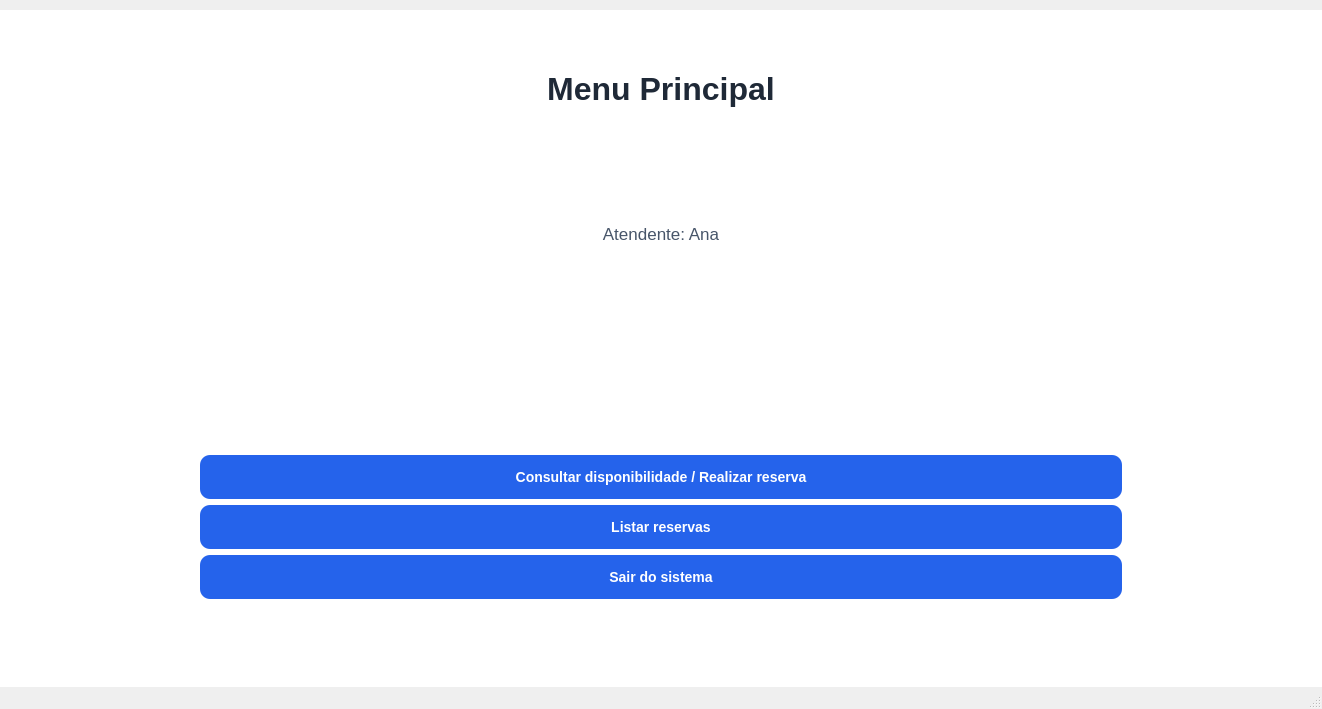
The window that mainwindow.ui (JairCosta00/Sistema-de-Reservas-Rede-de-Hot-is-Paradise) describes before a commit, drawn with Qt 5.
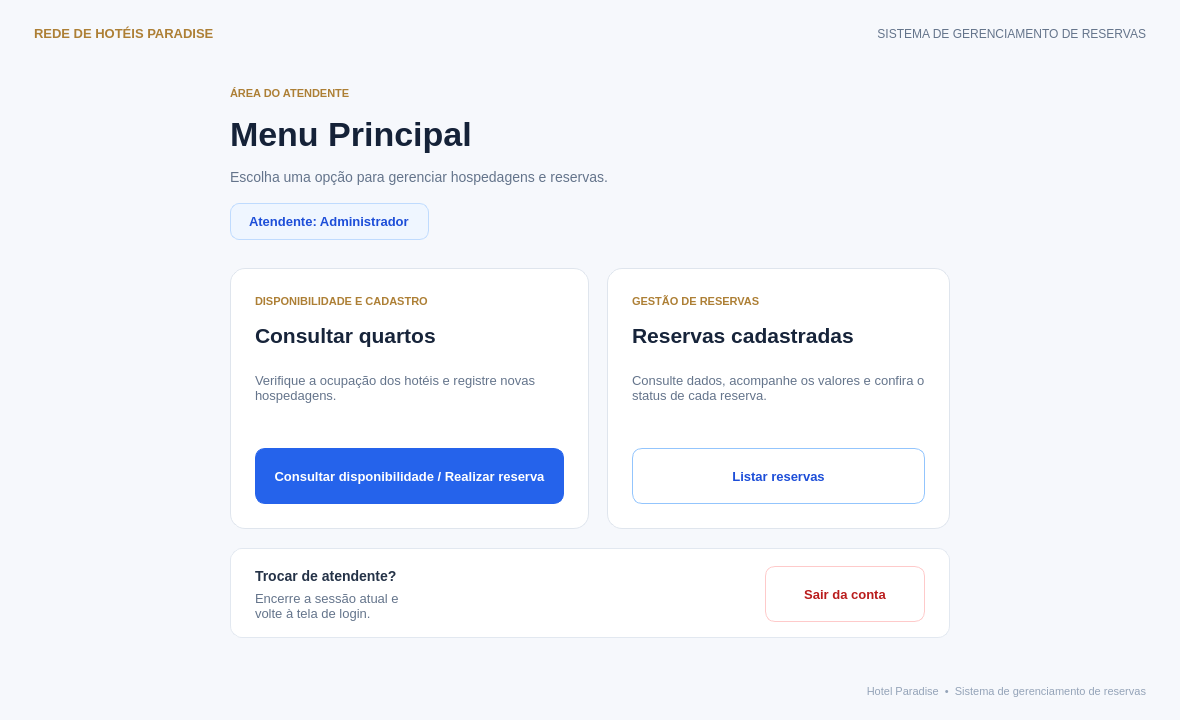
The same window after the commit.

Commit message: finaliza interfaces gráficas e integração do sistema de reservas

Patch:
```diff
--- a/mainwindow.ui
+++ b/mainwindow.ui
@@ -6,320 +6,739 @@
    <rect>
     <x>0</x>
     <y>0</y>
-    <width>1322</width>
-    <height>709</height>
+    <width>1180</width>
+    <height>720</height>
    </rect>
   </property>
-  <property name="sizePolicy">
-   <sizepolicy hsizetype="Fixed" vsizetype="Fixed">
-    <horstretch>0</horstretch>
-    <verstretch>0</verstretch>
-   </sizepolicy>
+  <property name="minimumSize">
+   <size>
+    <width>840</width>
+    <height>570</height>
+   </size>
   </property>
   <property name="windowTitle">
    <string>MainWindow</string>
   </property>
   <widget class="QWidget" name="centralwidget">
-   <property name="enabled">
-    <bool>true</bool>
-   </property>
-   <property name="sizePolicy">
-    <sizepolicy hsizetype="Fixed" vsizetype="Fixed">
-     <horstretch>0</horstretch>
-     <verstretch>0</verstretch>
-    </sizepolicy>
-   </property>
-   <widget class="QWidget" name="verticalLayoutWidget">
-    <property name="geometry">
-     <rect>
-      <x>40</x>
-      <y>20</y>
-      <width>601</width>
-      <height>451</height>
-     </rect>
-    </property>
-    <layout class="QVBoxLayout" name="verticalLayout"/>
-   </widget>
-   <widget class="QFrame" name="frameFundoEscuro">
-    <property name="geometry">
-     <rect>
-      <x>0</x>
-      <y>10</y>
-      <width>1322</width>
-      <height>709</height>
-     </rect>
-    </property>
-    <property name="sizePolicy">
-     <sizepolicy hsizetype="Fixed" vsizetype="Fixed">
-      <horstretch>0</horstretch>
-      <verstretch>0</verstretch>
-     </sizepolicy>
-    </property>
-    <property name="styleSheet">
-     <string notr="true">
-QFrame#frameFundoEscuro {
-    background-color: #FFFFFF;
-    border: none;
-}
-
-QLabel {
-    background: transparent;
-    border: none;
-}
-
-/* Nome do hotel */
-QLabel#labelMarca {
-    color: #B8863B;
-    font-size: 13px;
-    font-weight: bold;
-    letter-spacing: 2px;
-}
-
-/* Título */
-QLabel#labelTitulo {
+   <property name="styleSheet">
+    <string>QWidget#centralwidget {
+    background-color: #F6F8FC;
     color: #1F2937;
-    font-size: 32px;
-    font-weight: bold;
+    font-family: "Segoe UI";
 }
-
-/* Atendente */
-QLabel#labelAtendente {
-    color: #475569;
-    font-size: 17px;
+QFrame#frameFundoEscuro { background: transparent; border: none; }
+QFrame#cardConsulta, QFrame#cardLista {
+    background-color: #FFFFFF;
+    border: 1px solid #DFE5ED;
+    border-radius: 15px;
 }
-
-/* Rodapé */
-QLabel#labelRodape {
-    color: #64748B;
-    font-size: 11px;
-}
-
-/* Configuração de todos os botões */
-QPushButton {
-    color: #1F2937;
-    font-size: 14px;
-    font-weight: bold;
+QFrame#frameSessao {
+    background-color: #FFFFFF;
+    border: 1px solid #E2E8F0;
     border-radius: 12px;
-    padding: 0px 12px;
 }
-
-/* Consultar disponibilidade */
+QLabel { background: transparent; border: none; color: #334155; }
+QLabel#labelMarca { color: #AD7F35; font-size: 13px; font-weight: bold; }
+QLabel#labelSistema { color: #64748B; font-size: 12px; }
+QLabel#labelDestaque, QLabel#labelCategoriaConsulta, QLabel#labelCategoriaLista {
+    color: #AD7F35; font-size: 11px; font-weight: bold;
+}
+QLabel#labelTitulo { color: #152238; font-size: 34px; font-weight: bold; }
+QLabel#labelDescricao { color: #64748B; font-size: 14px; }
+QLabel#labelAtendente {
+    color: #1D4ED8; background-color: #EFF6FF;
+    border: 1px solid #BFDBFE; border-radius: 9px;
+    font-size: 13px; font-weight: bold; padding: 10px 15px;
+}
+QLabel#labelConsultaTitulo, QLabel#labelListaTitulo {
+    color: #17243A; font-size: 21px; font-weight: bold;
+}
+QLabel#labelConsultaDescricao, QLabel#labelListaDescricao, QLabel#labelSessaoDescricao {
+    color: #64748B; font-size: 13px;
+}
+QLabel#labelSessaoTitulo { color: #243247; font-size: 14px; font-weight: bold; }
+QLabel#labelRodape { color: #94A3B8; font-size: 11px; }
+QPushButton {
+    border-radius: 10px;
+    padding: 12px 18px;
+    min-height: 30px;
+    font-size: 13px;
+    font-weight: bold;
+}
 QPushButton#btnConsultarReserva {
-    background-color: #FFFFFF;
-    border: 1px solid #94A3B8;
+    background-color: #2563EB; color: white; border: 1px solid #2563EB;
 }
-
-QPushButton#btnConsultarReserva:hover {
-    background-color: #F1F5F9;
-    border: 1px solid #64748B;
-}
-
-/* Listar reservas */
+QPushButton#btnConsultarReserva:hover { background-color: #1D4ED8; }
+QPushButton#btnConsultarReserva:pressed { background-color: #1E40AF; }
 QPushButton#btnListarReservas {
-    background-color: #FFFFFF;
-    border: 1px solid #94A3B8;
+    background-color: #FFFFFF; color: #1D4ED8; border: 1px solid #93C5FD;
 }
-
-QPushButton#btnListarReservas:hover {
-    background-color: #F1F5F9;
-    border: 1px solid #64748B;
-}
-
-/* Sair */
+QPushButton#btnListarReservas:hover { background-color: #EFF6FF; }
+QPushButton#btnListarReservas:pressed { background-color: #DBEAFE; }
 QPushButton#btnSair {
-    color: #B91C1C;
-    background-color: #FEF2F2;
-    border: 1px solid #EF4444;
+    background-color: #FFFFFF; color: #B91C1C; border: 1px solid #FECACA;
 }
-
-QPushButton#btnSair:hover {
-    color: #FFFFFF;
-    background-color: #DC2626;
-}
-
-/* Efeito ao clicar */
-QPushButton:pressed {
-    background-color: #E2E8F0;
-}
+QPushButton#btnSair:hover { background-color: #FEF2F2; border: 1px solid #EF4444; }
+QPushButton#btnSair:pressed { background-color: #FEE2E2; }
 </string>
-    </property>
-    <property name="frameShape">
-     <enum>QFrame::Shape::StyledPanel</enum>
-    </property>
-    <property name="frameShadow">
-     <enum>QFrame::Shadow::Raised</enum>
-    </property>
-    <layout class="QVBoxLayout" name="verticalLayout_2">
-     <property name="leftMargin">
-      <number>200</number>
-     </property>
-     <property name="topMargin">
-      <number>9</number>
-     </property>
-     <property name="rightMargin">
-      <number>200</number>
-     </property>
-     <property name="bottomMargin">
-      <number>120</number>
-     </property>
-     <item>
-      <widget class="QLabel" name="labelTitulo">
-       <property name="font">
-        <font>
-         <pointsize>-1</pointsize>
-         <bold>true</bold>
-         <stylestrategy>PreferDefault</stylestrategy>
-        </font>
-       </property>
-       <property name="layoutDirection">
-        <enum>Qt::LayoutDirection::LeftToRight</enum>
-       </property>
-       <property name="styleSheet">
-        <string notr="true">
-QLabel#labelAtendente {
-    font-size: 18px;
-    font-weight: 500;
-    color: white;
-    background: transparent;
-}
-</string>
-       </property>
-       <property name="text">
-        <string>Menu Principal</string>
-       </property>
-       <property name="alignment">
-        <set>Qt::AlignmentFlag::AlignCenter</set>
-       </property>
-      </widget>
-     </item>
-     <item>
-      <widget class="QLabel" name="labelAtendente">
-       <property name="styleSheet">
-        <string notr="true">
-QLabel#labelTitulo {
-    font-size: 32px;
-    font-weight: bold;
-    color: white;
-    background: transparent;
-}
-</string>
-       </property>
-       <property name="text">
-        <string>Atendente: Ana</string>
-       </property>
-       <property name="alignment">
-        <set>Qt::AlignmentFlag::AlignCenter</set>
-       </property>
-      </widget>
-     </item>
-     <item>
-      <widget class="QLabel" name="label">
-       <property name="text">
-        <string/>
-       </property>
-      </widget>
-     </item>
-     <item>
-      <widget class="QPushButton" name="btnConsultarReserva">
-       <property name="styleSheet">
-        <string notr="true">
-QPushButton {
-    background-color: #2563EB;
-    color: white;
-    border: none;
-    border-radius: 10px;
-    padding: 14px;
-    font-size: 14px;
-    font-weight: bold;
-}
-
-QPushButton:hover {
-    background-color: #1D4ED8;
-}
-
-QPushButton:pressed {
-    background-color: #1E40AF;
-}
-</string>
-       </property>
-       <property name="text">
-        <string>Consultar disponibilidade / Realizar reserva</string>
-       </property>
-      </widget>
-     </item>
-     <item>
-      <widget class="QPushButton" name="btnListarReservas">
-       <property name="enabled">
-        <bool>true</bool>
-       </property>
-       <property name="styleSheet">
-        <string notr="true">
-QPushButton {
-    background-color: #2563EB;
-    color: white;
-    border: none;
-    border-radius: 10px;
-    padding: 14px;
-    font-size: 14px;
-    font-weight: bold;
-}
-
-QPushButton:hover {
-    background-color: #1D4ED8;
-}
-
-QPushButton:pressed {
-    background-color: #1E40AF;
-}
-</string>
-       </property>
-       <property name="text">
-        <string>Listar reservas</string>
-       </property>
-      </widget>
-     </item>
-     <item>
-      <widget class="QPushButton" name="btnSair">
-       <property name="styleSheet">
-        <string notr="true">
-QPushButton {
-    background-color: #2563EB;
-    color: white;
-    border: none;
-    border-radius: 10px;
-    padding: 14px;
-    font-size: 14px;
-    font-weight: bold;
-}
-
-QPushButton:hover {
-    background-color: #1D4ED8;
-}
-
-QPushButton:pressed {
-    background-color: #1E40AF;
-}
-</string>
-       </property>
-       <property name="text">
-        <string>Sair do sistema</string>
-       </property>
-      </widget>
-     </item>
-    </layout>
-   </widget>
-  </widget>
-  <widget class="QMenuBar" name="menubar">
-   <property name="geometry">
-    <rect>
-     <x>0</x>
-     <y>0</y>
-     <width>1322</width>
-     <height>21</height>
-    </rect>
    </property>
+   <layout class="QVBoxLayout" name="layoutJanela">
+    <property name="spacing">
+     <number>16</number>
+    </property>
+    <property name="leftMargin">
+     <number>34</number>
+    </property>
+    <property name="topMargin">
+     <number>26</number>
+    </property>
+    <property name="rightMargin">
+     <number>34</number>
+    </property>
+    <property name="bottomMargin">
+     <number>22</number>
+    </property>
+    <item>
+     <layout class="QHBoxLayout" name="layoutBarraSuperior">
+      <property name="spacing">
+       <number>12</number>
+      </property>
+      <property name="leftMargin">
+       <number>0</number>
+      </property>
+      <property name="topMargin">
+       <number>0</number>
+      </property>
+      <property name="rightMargin">
+       <number>0</number>
+      </property>
+      <property name="bottomMargin">
+       <number>0</number>
+      </property>
+      <item>
+       <widget class="QLabel" name="labelMarca">
+        <property name="text">
+         <string>REDE DE HOTÉIS PARADISE</string>
+        </property>
+        <property name="font">
+         <font>
+          <family>Segoe UI</family>
+          <pointsize>11</pointsize>
+          <bold>true</bold>
+         </font>
+        </property>
+       </widget>
+      </item>
+      <item>
+       <spacer name="espacoBarraSuperior">
+        <property name="orientation">
+         <enum>Qt::Horizontal</enum>
+        </property>
+        <property name="sizeType">
+         <enum>QSizePolicy::Expanding</enum>
+        </property>
+        <property name="sizeHint">
+         <size>
+          <width>24</width>
+          <height>12</height>
+         </size>
+        </property>
+       </spacer>
+      </item>
+      <item>
+       <widget class="QLabel" name="labelSistema">
+        <property name="text">
+         <string>SISTEMA DE GERENCIAMENTO DE RESERVAS</string>
+        </property>
+        <property name="alignment">
+         <set>Qt::AlignRight|Qt::AlignVCenter</set>
+        </property>
+       </widget>
+      </item>
+     </layout>
+    </item>
+    <item>
+     <spacer name="espacoSuperior">
+      <property name="orientation">
+       <enum>Qt::Vertical</enum>
+      </property>
+      <property name="sizeType">
+       <enum>QSizePolicy::Expanding</enum>
+      </property>
+      <property name="sizeHint">
+       <size>
+        <width>12</width>
+        <height>35</height>
+       </size>
+      </property>
+     </spacer>
+    </item>
+    <item>
+     <layout class="QHBoxLayout" name="layoutCentro">
+      <property name="spacing">
+       <number>0</number>
+      </property>
+      <property name="leftMargin">
+       <number>0</number>
+      </property>
+      <property name="topMargin">
+       <number>0</number>
+      </property>
+      <property name="rightMargin">
+       <number>0</number>
+      </property>
+      <property name="bottomMargin">
+       <number>0</number>
+      </property>
+      <item>
+       <spacer name="espacoEsquerda">
+        <property name="orientation">
+         <enum>Qt::Horizontal</enum>
+        </property>
+        <property name="sizeType">
+         <enum>QSizePolicy::Expanding</enum>
+        </property>
+        <property name="sizeHint">
+         <size>
+          <width>24</width>
+          <height>12</height>
+         </size>
+        </property>
+       </spacer>
+      </item>
+      <item>
+       <widget class="QFrame" name="frameFundoEscuro">
+        <property name="minimumSize">
+         <size>
+          <width>720</width>
+          <height>0</height>
+         </size>
+        </property>
+        <property name="maximumSize">
+         <size>
+          <width>990</width>
+          <height>16777215</height>
+         </size>
+        </property>
+        <property name="frameShape">
+         <enum>QFrame::NoFrame</enum>
+        </property>
+        <layout class="QVBoxLayout" name="layoutConteudoPrincipal">
+         <property name="spacing">
+          <number>15</number>
+         </property>
+         <property name="leftMargin">
+          <number>0</number>
+         </property>
+         <property name="topMargin">
+          <number>0</number>
+         </property>
+         <property name="rightMargin">
+          <number>0</number>
+         </property>
+         <property name="bottomMargin">
+          <number>0</number>
+         </property>
+         <item>
+          <widget class="QLabel" name="labelDestaque">
+           <property name="text">
+            <string>ÁREA DO ATENDENTE</string>
+           </property>
+           <property name="font">
+            <font>
+             <family>Segoe UI</family>
+             <pointsize>9</pointsize>
+             <bold>true</bold>
+            </font>
+           </property>
+          </widget>
+         </item>
+         <item>
+          <widget class="QLabel" name="labelTitulo">
+           <property name="text">
+            <string>Menu Principal</string>
+           </property>
+           <property name="font">
+            <font>
+             <family>Segoe UI</family>
+             <pointsize>28</pointsize>
+             <bold>true</bold>
+            </font>
+           </property>
+          </widget>
+         </item>
+         <item>
+          <widget class="QLabel" name="labelDescricao">
+           <property name="text">
+            <string>Escolha uma opção para gerenciar hospedagens e reservas.</string>
+           </property>
+           <property name="wordWrap">
+            <bool>true</bool>
+           </property>
+          </widget>
+         </item>
+         <item>
+          <spacer name="espacoPequenoCabecalho">
+           <property name="orientation">
+            <enum>Qt::Vertical</enum>
+           </property>
+           <property name="sizeType">
+            <enum>QSizePolicy::Fixed</enum>
+           </property>
+           <property name="sizeHint">
+            <size>
+             <width>1</width>
+             <height>3</height>
+            </size>
+           </property>
+          </spacer>
+         </item>
+         <item>
+          <layout class="QHBoxLayout" name="layoutAtendente">
+           <property name="spacing">
+            <number>0</number>
+           </property>
+           <item>
+            <widget class="QLabel" name="labelAtendente">
+             <property name="text">
+              <string>Atendente: Administrador</string>
+             </property>
+            </widget>
+           </item>
+           <item>
+            <spacer name="espacoAtendente">
+             <property name="orientation">
+              <enum>Qt::Horizontal</enum>
+             </property>
+             <property name="sizeType">
+              <enum>QSizePolicy::Expanding</enum>
+             </property>
+             <property name="sizeHint">
+              <size>
+               <width>24</width>
+               <height>12</height>
+              </size>
+             </property>
+            </spacer>
+           </item>
+          </layout>
+         </item>
+         <item>
+          <spacer name="espacoEntreCabecalhoECards">
+           <property name="orientation">
+            <enum>Qt::Vertical</enum>
+           </property>
+           <property name="sizeType">
+            <enum>QSizePolicy::Fixed</enum>
+           </property>
+           <property name="sizeHint">
+            <size>
+             <width>1</width>
+             <height>13</height>
+            </size>
+           </property>
+          </spacer>
+         </item>
+         <item>
+          <layout class="QHBoxLayout" name="layoutCartoes">
+           <property name="spacing">
+            <number>18</number>
+           </property>
+           <item>
+            <widget class="QFrame" name="cardConsulta">
+             <property name="minimumSize">
+              <size>
+               <width>330</width>
+               <height>225</height>
+              </size>
+             </property>
+             <property name="frameShape">
+              <enum>QFrame::NoFrame</enum>
+             </property>
+             <layout class="QVBoxLayout" name="layoutCartaoConsulta">
+              <property name="spacing">
+               <number>15</number>
+              </property>
+              <property name="leftMargin">
+               <number>24</number>
+              </property>
+              <property name="topMargin">
+               <number>26</number>
+              </property>
+              <property name="rightMargin">
+               <number>24</number>
+              </property>
+              <property name="bottomMargin">
+               <number>24</number>
+              </property>
+              <item>
+               <widget class="QLabel" name="labelCategoriaConsulta">
+                <property name="text">
+                 <string>DISPONIBILIDADE E CADASTRO</string>
+                </property>
+                <property name="font">
+                 <font>
+                  <family>Segoe UI</family>
+                  <pointsize>9</pointsize>
+                  <bold>true</bold>
+                 </font>
+                </property>
+               </widget>
+              </item>
+              <item>
+               <widget class="QLabel" name="labelConsultaTitulo">
+                <property name="text">
+                 <string>Consultar quartos</string>
+                </property>
+                <property name="font">
+                 <font>
+                  <family>Segoe UI</family>
+                  <pointsize>17</pointsize>
+                  <bold>true</bold>
+                 </font>
+                </property>
+               </widget>
+              </item>
+              <item>
+               <widget class="QLabel" name="labelConsultaDescricao">
+                <property name="text">
+                 <string>Verifique a ocupação dos hotéis e registre novas hospedagens.</string>
+                </property>
+                <property name="minimumSize">
+                 <size>
+                  <width>0</width>
+                  <height>50</height>
+                 </size>
+                </property>
+                <property name="wordWrap">
+                 <bool>true</bool>
+                </property>
+               </widget>
+              </item>
+              <item>
+               <spacer name="espacoConsulta">
+                <property name="orientation">
+                 <enum>Qt::Vertical</enum>
+                </property>
+                <property name="sizeType">
+                 <enum>QSizePolicy::Expanding</enum>
+                </property>
+                <property name="sizeHint">
+                 <size>
+                  <width>12</width>
+                  <height>20</height>
+                 </size>
+                </property>
+               </spacer>
+              </item>
+              <item>
+               <widget class="QPushButton" name="btnConsultarReserva">
+                <property name="text">
+                 <string>Consultar disponibilidade / Realizar reserva</string>
+                </property>
+                <property name="minimumSize">
+                 <size>
+                  <width>0</width>
+                  <height>52</height>
+                 </size>
+                </property>
+                <property name="maximumSize">
+                 <size>
+                  <width>16777215</width>
+                  <height>58</height>
+                 </size>
+                </property>
+               </widget>
+              </item>
+             </layout>
+            </widget>
+           </item>
+           <item>
+            <widget class="QFrame" name="cardLista">
+             <property name="minimumSize">
+              <size>
+               <width>330</width>
+               <height>225</height>
+              </size>
+             </property>
+             <property name="frameShape">
+              <enum>QFrame::NoFrame</enum>
+             </property>
+             <layout class="QVBoxLayout" name="layoutCartaoLista">
+              <property name="spacing">
+               <number>15</number>
+              </property>
+              <property name="leftMargin">
+               <number>24</number>
+              </property>
+              <property name="topMargin">
+               <number>26</number>
+              </property>
+              <property name="rightMargin">
+               <number>24</number>
+              </property>
+              <property name="bottomMargin">
+               <number>24</number>
+              </property>
+              <item>
+               <widget class="QLabel" name="labelCategoriaLista">
+                <property name="text">
+                 <string>GESTÃO DE RESERVAS</string>
+                </property>
+                <property name="font">
+                 <font>
+                  <family>Segoe UI</family>
+                  <pointsize>9</pointsize>
+                  <bold>true</bold>
+                 </font>
+                </property>
+               </widget>
+              </item>
+              <item>
+               <widget class="QLabel" name="labelListaTitulo">
+                <property name="text">
+                 <string>Reservas cadastradas</string>
+                </property>
+                <property name="font">
+                 <font>
+                  <family>Segoe UI</family>
+                  <pointsize>17</pointsize>
+                  <bold>true</bold>
+                 </font>
+                </property>
+               </widget>
+              </item>
+              <item>
+               <widget class="QLabel" name="labelListaDescricao">
+                <property name="text">
+                 <string>Consulte dados, acompanhe os valores e confira o status de cada reserva.</string>
+                </property>
+                <property name="minimumSize">
+                 <size>
+                  <width>0</width>
+                  <height>50</height>
+                 </size>
+                </property>
+                <property name="wordWrap">
+                 <bool>true</bool>
+                </property>
+               </widget>
+              </item>
+              <item>
+               <spacer name="espacoLista">
+                <property name="orientation">
+                 <enum>Qt::Vertical</enum>
+                </property>
+                <property name="sizeType">
+                 <enum>QSizePolicy::Expanding</enum>
+                </property>
+                <property name="sizeHint">
+                 <size>
+                  <width>12</width>
+                  <height>20</height>
+                 </size>
+                </property>
+               </spacer>
+              </item>
+              <item>
+               <widget class="QPushButton" name="btnListarReservas">
+                <property name="text">
+                 <string>Listar reservas</string>
+                </property>
+                <property name="minimumSize">
+                 <size>
+                  <width>0</width>
+                  <height>52</height>
+                 </size>
+                </property>
+                <property name="maximumSize">
+                 <size>
+                  <width>16777215</width>
+                  <height>58</height>
+                 </size>
+                </property>
+               </widget>
+              </item>
+             </layout>
+            </widget>
+           </item>
+          </layout>
+         </item>
+         <item>
+          <spacer name="espacoAntesSair">
+           <property name="orientation">
+            <enum>Qt::Vertical</enum>
+           </property>
+           <property name="sizeType">
+            <enum>QSizePolicy::Fixed</enum>
+           </property>
+           <property name="sizeHint">
+            <size>
+             <width>1</width>
+             <height>4</height>
+            </size>
+           </property>
+          </spacer>
+         </item>
+         <item>
+          <widget class="QFrame" name="frameSessao">
+           <property name="frameShape">
+            <enum>QFrame::NoFrame</enum>
+           </property>
+           <layout class="QHBoxLayout" name="layoutSessao">
+            <property name="spacing">
+             <number>18</number>
+            </property>
+            <property name="leftMargin">
+             <number>24</number>
+            </property>
+            <property name="topMargin">
+             <number>16</number>
+            </property>
+            <property name="rightMargin">
+             <number>24</number>
+            </property>
+            <property name="bottomMargin">
+             <number>16</number>
+            </property>
+            <item>
+             <layout class="QVBoxLayout" name="layoutTextoSessao">
+              <property name="spacing">
+               <number>4</number>
+              </property>
+              <item>
+               <widget class="QLabel" name="labelSessaoTitulo">
+                <property name="text">
+                 <string>Trocar de atendente?</string>
+                </property>
+                <property name="font">
+                 <font>
+                  <family>Segoe UI</family>
+                  <pointsize>12</pointsize>
+                  <bold>true</bold>
+                 </font>
+                </property>
+               </widget>
+              </item>
+              <item>
+               <widget class="QLabel" name="labelSessaoDescricao">
+                <property name="text">
+                 <string>Encerre a sessão atual e volte à tela de login.</string>
+                </property>
+                <property name="wordWrap">
+                 <bool>true</bool>
+                </property>
+               </widget>
+              </item>
+             </layout>
+            </item>
+            <item>
+             <spacer name="espacoSessao">
+              <property name="orientation">
+               <enum>Qt::Horizontal</enum>
+              </property>
+              <property name="sizeType">
+               <enum>QSizePolicy::Expanding</enum>
+              </property>
+              <property name="sizeHint">
+               <size>
+                <width>24</width>
+                <height>12</height>
+               </size>
+              </property>
+             </spacer>
+            </item>
+            <item>
+             <widget class="QPushButton" name="btnSair">
+              <property name="text">
+               <string>Sair da conta</string>
+              </property>
+              <property name="minimumSize">
+               <size>
+                <width>160</width>
+                <height>46</height>
+               </size>
+              </property>
+              <property name="maximumSize">
+               <size>
+                <width>195</width>
+                <height>54</height>
+               </size>
+              </property>
+             </widget>
+            </item>
+           </layout>
+          </widget>
+         </item>
+        </layout>
+       </widget>
+      </item>
+      <item>
+       <spacer name="espacoDireita">
+        <property name="orientation">
+         <enum>Qt::Horizontal</enum>
+        </property>
+        <property name="sizeType">
+         <enum>QSizePolicy::Expanding</enum>
+        </property>
+        <property name="sizeHint">
+         <size>
+          <width>24</width>
+          <height>12</height>
+         </size>
+        </property>
+       </spacer>
+      </item>
+     </layout>
+    </item>
+    <item>
+     <spacer name="espacoInferior">
+      <property name="orientation">
+       <enum>Qt::Vertical</enum>
+      </property>
+      <property name="sizeType">
+       <enum>QSizePolicy::Expanding</enum>
+      </property>
+      <property name="sizeHint">
+       <size>
+        <width>12</width>
+        <height>35</height>
+       </size>
+      </property>
+     </spacer>
+    </item>
+    <item>
+     <layout class="QHBoxLayout" name="layoutRodape">
+      <item>
+       <spacer name="espacoRodape">
+        <property name="orientation">
+         <enum>Qt::Horizontal</enum>
+        </property>
+        <property name="sizeType">
+         <enum>QSizePolicy::Expanding</enum>
+        </property>
+        <property name="sizeHint">
+         <size>
+          <width>24</width>
+          <height>12</height>
+         </size>
+        </property>
+       </spacer>
+      </item>
+      <item>
+       <widget class="QLabel" name="labelRodape">
+        <property name="text">
+         <string>Hotel Paradise  •  Sistema de gerenciamento de reservas</string>
+        </property>
+        <property name="alignment">
+         <set>Qt::AlignRight|Qt::AlignVCenter</set>
+        </property>
+       </widget>
+      </item>
+     </layout>
+    </item>
+   </layout>
   </widget>
-  <widget class="QStatusBar" name="statusbar"/>
  </widget>
  <resources/>
  <connections/>
```
Left out of the diff: 4 changed lines with no effect on the pictures. The commit also changes 9 other files.
